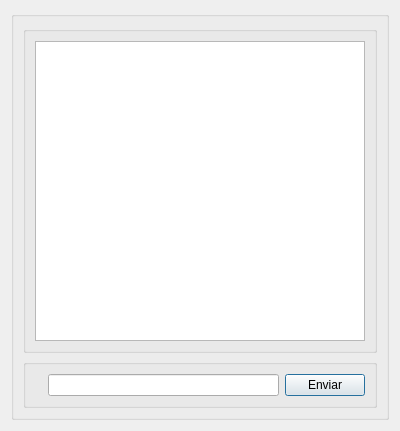
Lomeli89/FoxyBotApp1.0, file ventanas de prueba/ChatChat.ui: the form before one commit.
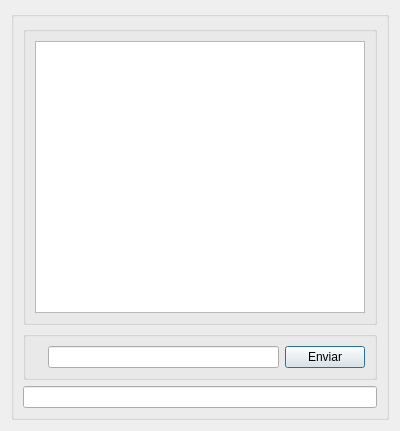
The form after the commit. Icons and pictures are not drawn.

```diff
--- a/ventanas de prueba/ChatChat.ui
+++ b/ventanas de prueba/ChatChat.ui
@@ -80,6 +80,9 @@
         </layout>
        </widget>
       </item>
+      <item>
+       <widget class="QLineEdit" name="lineEdit_2"/>
+      </item>
      </layout>
     </widget>
    </item>
```
